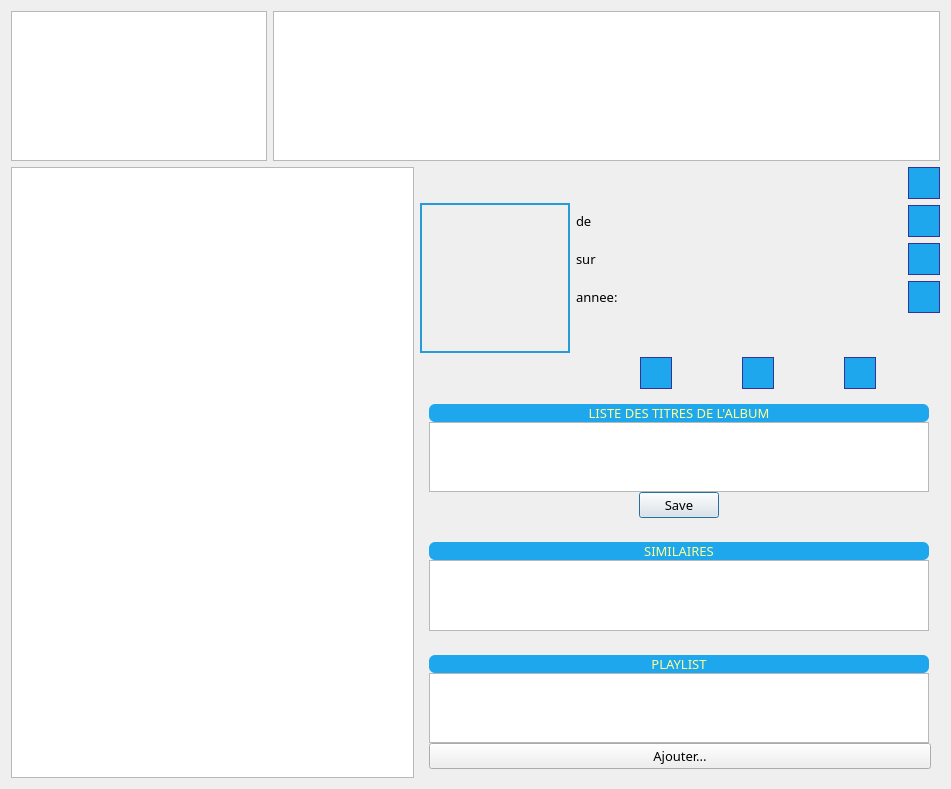
The window that projet-musique/core/ongletmp3.ui (toopoormaghell/projet-musique) describes before a commit, drawn with Qt 5.
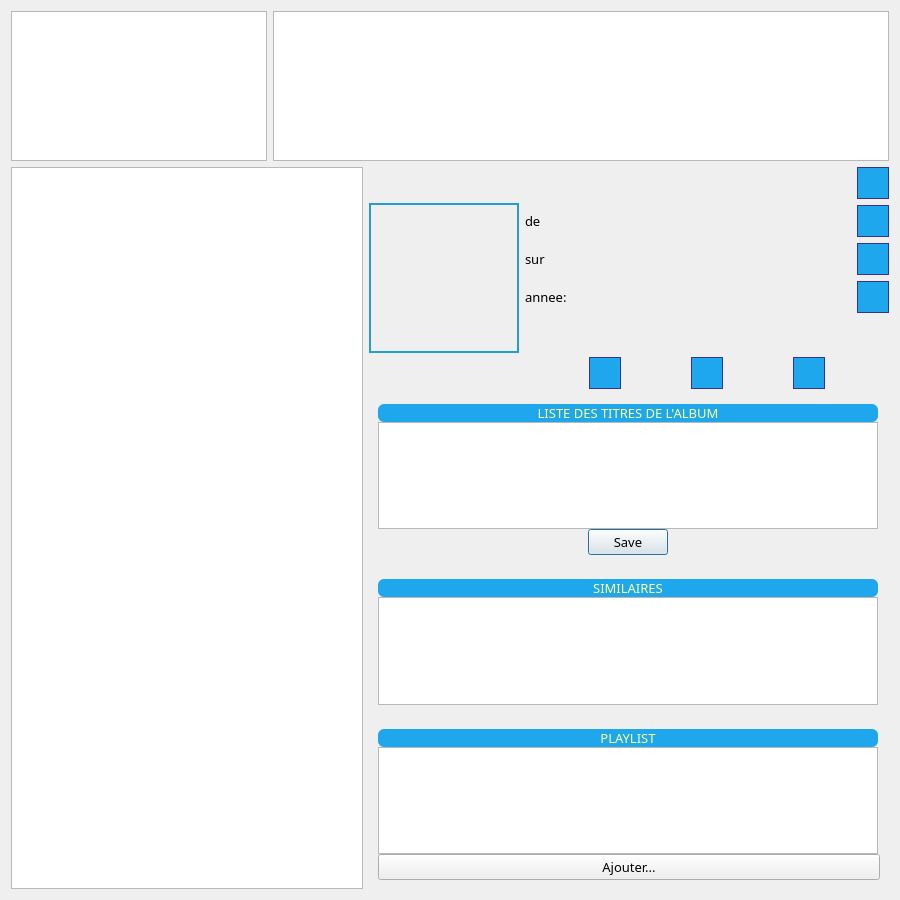
The same window after the commit. Icons and pictures are not drawn.

```diff
--- a/projet-musique/core/ongletmp3.ui
+++ b/projet-musique/core/ongletmp3.ui
@@ -6,10 +6,16 @@
    <rect>
     <x>0</x>
     <y>0</y>
-    <width>951</width>
-    <height>789</height>
+    <width>900</width>
+    <height>900</height>
    </rect>
   </property>
+  <property name="maximumSize">
+   <size>
+    <width>16777215</width>
+    <height>1000</height>
+   </size>
+  </property>
   <property name="font">
    <font>
     <family>Myriad Pro</family>
@@ -773,7 +779,7 @@
             <property name="maximumSize">
              <size>
               <width>500</width>
-              <height>16777215</height>
+              <height>200</height>
              </size>
             </property>
             <property name="iconSize">
```
